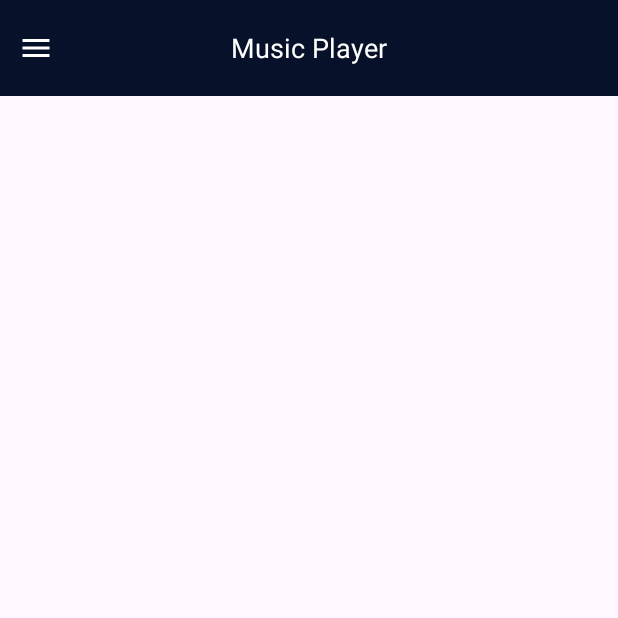
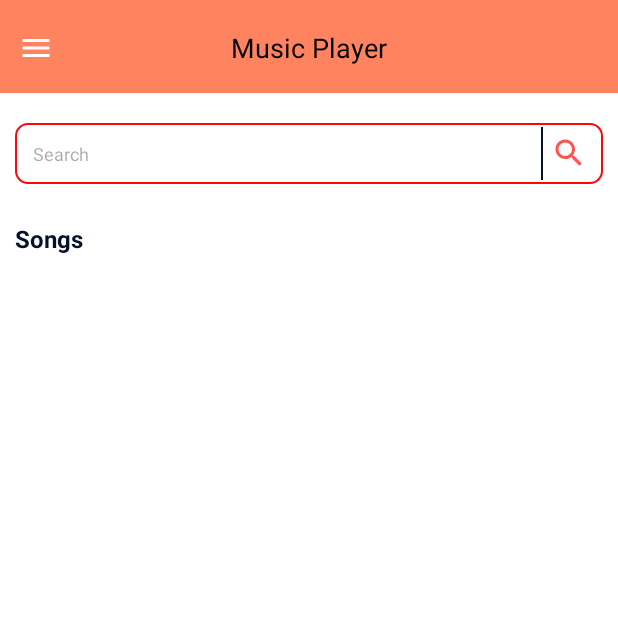
Before and after one commit to tranviethungpv/Music-Player, an Android app: the screen it shows after launch (MainActivity), on a phone screen of 412 x 824 dp, the top half of it. Run offline under Robolectric (Android 15) with nearby library versions, the phone set to English and light mode, and no system bars; our stand-ins replace Firebase (no records; nobody signed in at launch, a user with empty details on screens opened directly); plain views replace CircleIndicator3.

Commit message:
[Done] HomePage

```diff
--- a/app/build.gradle
+++ b/app/build.gradle
@@ -1,6 +1,7 @@
 plugins {
     id 'com.android.application'
     id 'org.jetbrains.kotlin.android'
+    id 'com.google.gms.google-services'
 }
 
 android {
@@ -15,6 +16,7 @@ android {
         versionName "1.0"
 
         testInstrumentationRunner "androidx.test.runner.AndroidJUnitRunner"
+        multiDexEnabled true
     }
 
     buildTypes {
@@ -38,6 +40,7 @@ dependencies {
     implementation 'androidx.appcompat:appcompat:1.6.1'
     implementation 'com.google.android.material:material:1.8.0'
     implementation 'androidx.constraintlayout:constraintlayout:2.1.4'
+    implementation 'com.google.firebase:firebase-database:20.2.0'
     testImplementation 'junit:junit:4.13.2'
     androidTestImplementation 'androidx.test.ext:junit:1.1.5'
     androidTestImplementation 'androidx.test.espresso:espresso-core:3.5.1'
--- /dev/null
+++ b/app/src/main/java/com/example/musicplayer/remote/SongService.kt
@@ -0,0 +1,33 @@
+package com.example.musicplayer.remote
+
+import android.content.ContentValues.TAG
+import android.util.Log
+import androidx.lifecycle.MutableLiveData
+import com.example.musicplayer.model.Song
+import com.google.firebase.database.DataSnapshot
+import com.google.firebase.database.DatabaseError
+import com.google.firebase.database.FirebaseDatabase
+import com.google.firebase.database.ValueEventListener
+
+class SongService {
+    private val databaseRef = FirebaseDatabase.getInstance().getReference("/songs")
+    fun getAllSong(): MutableLiveData<ArrayList<Song>> {
+        val songLiveData = MutableLiveData<ArrayList<Song>>()
+        databaseRef.addValueEventListener(object : ValueEventListener {
+            override fun onDataChange(snapshot: DataSnapshot) {
+                val songs: MutableList<Song> = mutableListOf()
+
+                for (songSnapshot in snapshot.children) {
+                    val song = songSnapshot.getValue(Song::class.java)
+                    song?.let { songs.add(it) }
+                }
+                songLiveData.value = ArrayList(songs)
+            }
+
+            override fun onCancelled(error: DatabaseError) {
+                Log.e(TAG, "Error getting songs from database", error.toException())
+            }
+        })
+        return songLiveData
+    }
+}
--- /dev/null
+++ b/app/src/main/java/com/example/musicplayer/repository/SongRepository.kt
@@ -0,0 +1,12 @@
+package com.example.musicplayer.repository
+
+import androidx.lifecycle.MutableLiveData
+import com.example.musicplayer.model.Song
+import com.example.musicplayer.remote.SongService
+
+class SongRepository {
+    private val songService = SongService()
+    fun getAllSong(): MutableLiveData<ArrayList<Song>> {
+        return songService.getAllSong()
+    }
+}
--- a/app/src/main/java/com/example/musicplayer/view/activity/MainActivity.kt
+++ b/app/src/main/java/com/example/musicplayer/view/activity/MainActivity.kt
@@ -1,12 +1,22 @@
 package com.example.musicplayer.view.activity
 
+import android.os.Bundle
 import androidx.appcompat.app.AppCompatActivity
-import android.os.Bundle
+import androidx.fragment.app.Fragment
 import com.example.musicplayer.R
+import com.example.musicplayer.view.fragment.HomeFragment
 
 class MainActivity : AppCompatActivity() {
     override fun onCreate(savedInstanceState: Bundle?) {
         super.onCreate(savedInstanceState)
         setContentView(R.layout.activity_main)
+        openHomeScreen()
+    }
+    private fun openHomeScreen() {
+        replaceFragment(HomeFragment())
+    }
+    private fun replaceFragment(fragment: Fragment?) {
+        val transaction = supportFragmentManager.beginTransaction()
+        transaction.replace(R.id.content_frame, fragment!!).commitAllowingStateLoss()
     }
 }
--- /dev/null
+++ b/app/src/main/java/com/example/musicplayer/view/fragment/HomeFragment.kt
@@ -0,0 +1,45 @@
+package com.example.musicplayer.view.fragment
+
+import android.os.Bundle
+import android.view.LayoutInflater
+import android.view.View
+import android.view.ViewGroup
+import androidx.fragment.app.Fragment
+import androidx.lifecycle.Observer
+import androidx.lifecycle.ViewModelProvider
+import androidx.recyclerview.widget.DividerItemDecoration
+import androidx.recyclerview.widget.GridLayoutManager
+import androidx.recyclerview.widget.LinearLayoutManager
+import androidx.recyclerview.widget.RecyclerView
+import com.example.musicplayer.R
+import com.example.musicplayer.view.adapter.ListSongAdapter
+import com.example.musicplayer.viewmodel.SongViewModel
+
+class HomeFragment : Fragment() {
+    private lateinit var songAdapter: ListSongAdapter
+    private lateinit var recyclerViewListSong: RecyclerView
+    private lateinit var songViewModel: SongViewModel
+
+    override fun onCreateView(
+        inflater: LayoutInflater, container: ViewGroup?,
+        savedInstanceState: Bundle?
+    ): View? {
+
+        val view = inflater.inflate(R.layout.fragment_home, container, false)
+
+        recyclerViewListSong = view.findViewById(R.id.recyclerListSongs)
+        recyclerViewListSong.layoutManager = GridLayoutManager(activity, 2)
+        val dividerDecoration = DividerItemDecoration(requireContext(), DividerItemDecoration.VERTICAL)
+        recyclerViewListSong.addItemDecoration(dividerDecoration)
+
+        songViewModel = ViewModelProvider(this)[SongViewModel::class.java]
+        songViewModel.allSongs.observe(viewLifecycleOwner, Observer {
+            if (it.isNotEmpty()) {
+                val songList = it
+                songAdapter = ListSongAdapter(songList)
+                recyclerViewListSong.adapter = songAdapter
+            }
+        })
+        return view
+    }
+}
--- /dev/null
+++ b/app/src/main/java/com/example/musicplayer/viewmodel/SongViewModel.kt
@@ -0,0 +1,12 @@
+package com.example.musicplayer.viewmodel
+
+import android.app.Application
+import androidx.lifecycle.AndroidViewModel
+import androidx.lifecycle.MutableLiveData
+import com.example.musicplayer.model.Song
+import com.example.musicplayer.repository.SongRepository
+
+class SongViewModel(application: Application): AndroidViewModel(application) {
+    private val songRepository = SongRepository()
+    val allSongs: MutableLiveData<ArrayList<Song>> = songRepository.getAllSong()
+}
--- /dev/null
+++ b/app/src/main/res/layout/fragment_home.xml
@@ -0,0 +1,141 @@
+<?xml version="1.0" encoding="utf-8"?>
+<LinearLayout xmlns:android="http://schemas.android.com/apk/res/android"
+    xmlns:app="http://schemas.android.com/apk/res-auto"
+    xmlns:tools="http://schemas.android.com/tools"
+    android:id="@+id/layout_content"
+    android:layout_width="match_parent"
+    android:layout_height="match_parent"
+    android:background="@color/white"
+    android:orientation="vertical">
+
+    <RelativeLayout
+        android:id="@+id/layout_search"
+        android:layout_width="match_parent"
+        android:layout_height="wrap_content"
+        android:layout_marginStart="@dimen/define_dimen_10"
+        android:layout_marginTop="@dimen/define_dimen_20"
+        android:layout_marginEnd="@dimen/define_dimen_10"
+        android:background="@color/white">
+
+        <EditText
+            android:id="@+id/edt_search_name"
+            android:layout_width="match_parent"
+            android:layout_height="wrap_content"
+            android:background="@drawable/bg_white_shape_border_red_corner_8"
+            android:hint="@string/hint_search_name"
+            android:imeOptions="actionSearch"
+            android:inputType="text"
+            android:padding="@dimen/define_dimen_12"
+            android:textColor="@color/colorPrimaryDark"
+            android:textSize="@dimen/text_size_xsmall"
+            tools:ignore="Autofill,TouchTargetSizeCheck" />
+
+        <View
+            android:layout_width="1dp"
+            android:layout_height="@dimen/define_dimen_35"
+            android:layout_centerVertical="true"
+            android:layout_toStartOf="@+id/img_search"
+            android:background="@color/colorPrimaryDark"
+            android:layout_toLeftOf="@+id/img_search" />
+
+        <ImageView
+            android:id="@+id/img_search"
+            android:layout_width="wrap_content"
+            android:layout_height="wrap_content"
+            android:layout_alignParentEnd="true"
+            android:layout_centerVertical="true"
+            android:layout_marginEnd="@dimen/define_dimen_5"
+            android:padding="@dimen/define_dimen_5"
+            android:src="@drawable/ic_search_red"
+            tools:ignore="ContentDescription"
+            android:layout_alignParentRight="true"
+            android:layout_marginRight="@dimen/define_dimen_5" />
+    </RelativeLayout>
+
+    <androidx.core.widget.NestedScrollView
+        android:layout_width="match_parent"
+        android:layout_height="wrap_content"
+        android:layout_marginTop="@dimen/define_dimen_20">
+
+        <LinearLayout
+            android:layout_width="match_parent"
+            android:layout_height="wrap_content"
+            android:orientation="vertical">
+
+            <LinearLayout
+                android:layout_width="match_parent"
+                android:layout_height="wrap_content"
+                android:orientation="vertical"
+                tools:ignore="UselessParent">
+
+                <LinearLayout
+                    android:layout_width="match_parent"
+                    android:layout_height="wrap_content"
+                    android:orientation="vertical">
+
+                    <androidx.viewpager2.widget.ViewPager2
+                        android:id="@+id/viewpager_2"
+                        android:layout_marginStart="@dimen/define_dimen_10"
+                        android:layout_marginEnd="@dimen/define_dimen_10"
+                        android:layout_width="match_parent"
+                        android:layout_height="wrap_content" />
+
+<!--                    <me.relex.circleindicator.CircleIndicator3-->
+<!--                        android:id="@+id/indicator_3"-->
+<!--                        android:layout_width="wrap_content"-->
+<!--                        android:layout_height="@dimen/define_dimen_30"-->
+<!--                        android:layout_gravity="center"-->
+<!--                        app:ci_drawable="@drawable/bg_indicatior_selected"-->
+<!--                        app:ci_drawable_unselected="@drawable/bg_indicatior_unselected" />-->
+                </LinearLayout>
+
+                <RelativeLayout
+                    android:layout_width="match_parent"
+                    android:layout_height="wrap_content"
+                    android:layout_marginStart="@dimen/define_dimen_10"
+                    android:layout_marginEnd="@dimen/define_dimen_10"
+                    android:layout_marginBottom="@dimen/define_dimen_5"
+                    android:layout_marginTop="@dimen/define_dimen_5">
+
+                    <TextView
+                        android:layout_width="wrap_content"
+                        android:layout_height="wrap_content"
+                        android:layout_centerVertical="true"
+                        android:text="@string/songs"
+                        android:textColor="@color/colorPrimaryDark"
+                        android:textSize="@dimen/text_size_normal"
+                        android:textStyle="bold"
+                        tools:ignore="RelativeOverlap" />
+
+                    <LinearLayout
+                        android:id="@+id/layout_view_all_popular"
+                        android:layout_width="wrap_content"
+                        android:layout_height="wrap_content"
+                        android:gravity="center"
+                        android:padding="@dimen/define_dimen_5"
+                        android:layout_centerVertical="true"
+                        android:layout_alignParentEnd="true"
+                        android:orientation="vertical"
+                        tools:ignore="RelativeOverlap"
+                        android:layout_alignParentRight="true">
+
+                    </LinearLayout>
+                </RelativeLayout>
+
+                <androidx.recyclerview.widget.RecyclerView
+                    android:id="@+id/recyclerListSongs"
+                    android:layout_width="match_parent"
+                    android:layout_height="match_parent"
+                    android:layout_marginStart="@dimen/define_dimen_10"
+                    android:layout_marginBottom="@dimen/define_dimen_10"
+                    android:focusable="false"
+                    android:nestedScrollingEnabled="false"
+                    android:layout_marginLeft="@dimen/define_dimen_10"
+                    tools:targetApi="lollipop" />
+
+            </LinearLayout>
+
+        </LinearLayout>
+    </androidx.core.widget.NestedScrollView>
+
+</LinearLayout>
--- a/app/src/main/res/layout/layout_header_menu.xml
+++ b/app/src/main/res/layout/layout_header_menu.xml
@@ -1,9 +1,10 @@
 <?xml version="1.0" encoding="utf-8"?>
 <LinearLayout xmlns:android="http://schemas.android.com/apk/res/android"
+    xmlns:app="http://schemas.android.com/apk/res-auto"
     xmlns:tools="http://schemas.android.com/tools"
     android:layout_width="match_parent"
     android:layout_height="wrap_content"
-    android:background="@color/purple_500"
+    android:background="@color/colorAccent"
     android:gravity="bottom"
     android:orientation="vertical"
     android:padding="20dp">
@@ -12,7 +13,7 @@
         android:layout_width="80dp"
         android:layout_height="80dp"
         android:contentDescription="@string/todo"
-        android:src="@drawable/icons8_user_64"
+        app:srcCompat="@mipmap/ic_launcher_foreground"
         tools:ignore="ImageContrastCheck"
         tools:srcCompat="@mipmap/ic_launcher_foreground" />
 
--- a/app/src/main/res/layout/layout_toolbar.xml
+++ b/app/src/main/res/layout/layout_toolbar.xml
@@ -3,7 +3,7 @@
     xmlns:tools="http://schemas.android.com/tools"
     android:layout_width="match_parent"
     android:layout_height="?attr/actionBarSize"
-    android:background="#07112a">
+    android:background="@color/colorAccent">
 
     <ImageView
         android:id="@+id/img_left"
@@ -20,7 +20,7 @@
         android:layout_height="wrap_content"
         android:layout_centerInParent="true"
         android:text="@string/app_name"
-        android:textColor="@color/white"
+        android:textColor="@color/black"
         android:textSize="18sp" />
 
     <LinearLayout
@@ -34,7 +34,9 @@
         android:gravity="center"
         android:orientation="horizontal"
         android:padding="5dp"
-        android:visibility="gone">
+        android:visibility="gone"
+        android:layout_alignParentRight="true"
+        android:layout_marginRight="10dp">
 
         <ImageView
             android:layout_width="wrap_content"
--- a/app/src/main/res/values/ids.xml
+++ b/app/src/main/res/values/ids.xml
@@ -6,4 +6,5 @@
     <item name="layout_item" type="id" />
     <item name="layout_text" type="id" />
     <item name="layout_button" type="id" />
+    <item name="textartist" type="id" />
 </resources>
--- a/app/src/main/res/values/strings.xml
+++ b/app/src/main/res/values/strings.xml
@@ -5,4 +5,11 @@
     <string name="menu_all_songs">All Songs</string>
     <string name="todo">TODO</string>
     <string name="exit">Exit</string>
+    <!-- TODO: Remove or change this placeholder text -->
+    <string name="hello_blank_fragment">Hello blank fragment</string>
+    <string name="hint_search_name">Search</string>
+    <string name="songs">Songs</string>
+    <string name="texttitle">Title</string>
+    <string name="imageThumbnail">Thumbnail</string>
+    <string name="textartist">Artist</string>
 </resources>
--- a/build.gradle
+++ b/build.gradle
@@ -1,4 +1,8 @@
-// Top-level build file where you can add configuration options common to all sub-projects/modules.
+buildscript {
+    dependencies {
+        classpath 'com.google.gms:google-services:4.3.15'
+    }
+}// Top-level build file where you can add configuration options common to all sub-projects/modules.
 plugins {
     id 'com.android.application' version '8.0.0' apply false
     id 'com.android.library' version '8.0.0' apply false
```
Also changed, not shown: app/src/main/java/com/example/musicplayer/view/adapter/ListSongAdapter.kt (added, +37 -0 lines), app/src/main/res/layout-v21/layout_control_bottom.xml (deleted, +0 -87 lines), app/src/main/res/layout/item_song_grid.xml (added, +55 -0 lines), app/src/main/res/layout/layout_control_bottom.xml (+13 -5 lines), app/src/main/res/layout/layout_menu_left.xml (+7 -7 lines), 1 other file.
